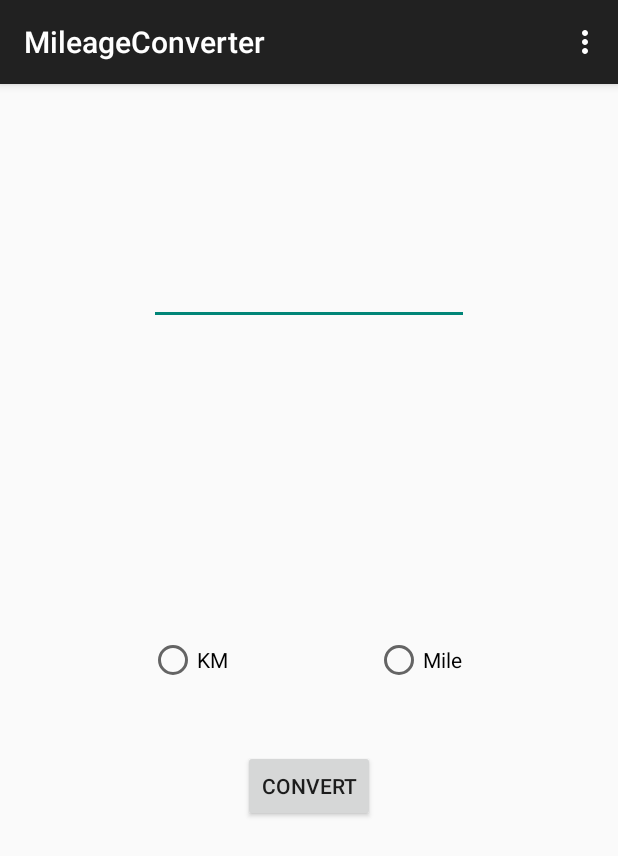
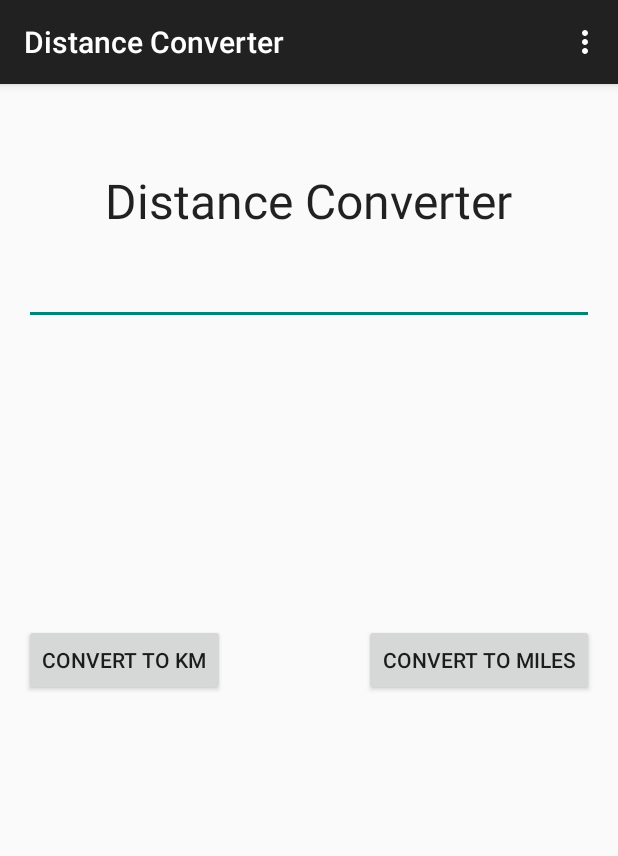
Before and after one commit to maecst/MileageConverter, an Android app: the screen it shows after launch (MainActivity), on a phone screen of 412 x 824 dp. Shown: the top 856 px of the screen. Run offline under Robolectric (Android 15) with nearby library versions, the phone set to English and light mode, and no system bars.

Commit message:
Changed UI:  changed radio buttons into two buttons.  Restructured code.

```diff
--- a/app/src/main/res/layout/activity_main.xml
+++ b/app/src/main/res/layout/activity_main.xml
@@ -5,53 +5,66 @@
     android:paddingTop="@dimen/activity_vertical_margin"
     android:paddingBottom="@dimen/activity_vertical_margin" tools:context=".MainActivity">
 
+    <TextView
+        android:layout_width="wrap_content"
+        android:layout_height="wrap_content"
+        android:textAppearance="?android:attr/textAppearanceLarge"
+        android:text="@string/app_name"
+        android:id="@+id/appName"
+        android:layout_alignParentTop="true"
+        android:layout_centerHorizontal="true"
+        android:layout_marginTop="40dp"
+        android:textSize="32dp"
+        />
+
     <EditText
         android:layout_width="wrap_content"
         android:layout_height="wrap_content"
+        android:layout_marginTop="99dp"
+        android:layout_alignParentRight="true"
+        android:layout_alignParentLeft="true"
+        android:layout_centerHorizontal="true"
         android:inputType="numberDecimal"
-        android:ems="10"
+        android:ems="16"
         android:id="@+id/num2convert"
-        android:layout_centerHorizontal="true"
-        android:layout_marginTop="99dp" />
-
-    <RadioButton
-        android:layout_width="wrap_content"
-        android:layout_height="wrap_content"
-        android:text="KM"
-        android:id="@+id/toKM"
-        android:layout_centerVertical="true"
-        android:layout_alignLeft="@+id/num2convert"
-        android:layout_alignStart="@+id/num2convert" />
+        />
 
     <Button
         android:layout_width="wrap_content"
         android:layout_height="wrap_content"
-        android:text="Convert"
-        android:id="@+id/btn_convert"
-        android:layout_marginTop="44dp"
-        android:layout_below="@+id/toKM"
-        android:layout_centerHorizontal="true" />
+        android:layout_centerVertical="true"
+        android:layout_alignParentLeft="true"
+        android:layout_alignParentStart="true"
+        android:text="@string/toKM"
+        android:id="@+id/btn_toKM"
+        android:onClick="convertDistance" />
+
+    <Button
+        android:layout_width="wrap_content"
+        android:layout_height="wrap_content"
+        android:layout_alignTop="@+id/btn_toKM"
+        android:layout_alignRight="@+id/outputText"
+        android:layout_alignEnd="@+id/outputText"
+        android:text="@string/toMiles"
+        android:id="@+id/btn_toMiles"
+        android:onClick="convertDistance" />
 
     <TextView
         android:layout_width="wrap_content"
         android:layout_height="wrap_content"
-        android:text=""
-        android:id="@+id/outputText"
-        android:layout_below="@+id/btn_convert"
+        android:layout_below="@+id/btn_toKM"
         android:layout_marginTop="46dp"
         android:layout_alignParentRight="true"
         android:layout_alignParentEnd="true"
         android:layout_alignParentBottom="true"
         android:layout_alignParentLeft="true"
-        android:layout_alignParentStart="true" />
+        android:layout_alignParentStart="true"
+        android:text=""
+        android:id="@+id/outputText"
+        />
 
-    <RadioButton
-        android:layout_width="wrap_content"
-        android:layout_height="wrap_content"
-        android:text="Mile"
-        android:id="@+id/toMiles"
-        android:layout_above="@+id/btn_convert"
-        android:layout_toRightOf="@+id/btn_convert"
-        android:layout_toEndOf="@+id/btn_convert" />
+
+
+
 
 </RelativeLayout>
--- a/app/src/main/res/values/strings.xml
+++ b/app/src/main/res/values/strings.xml
@@ -1,6 +1,6 @@
 <resources>
-    <string name="app_name">MileageConverter</string>
-
-    <string name="hello_world">Hello world!</string>
+    <string name="app_name">Distance Converter</string>
     <string name="action_settings">Settings</string>
+    <string name="toKM">Convert to KM</string>
+    <string name="toMiles">Convert to Miles</string>
 </resources>
```
Also changed, not shown: app/src/main/java/a00077546/comp3717/bcit/ca/mileageconverter/MainActivity.java (+42 -36 lines).
